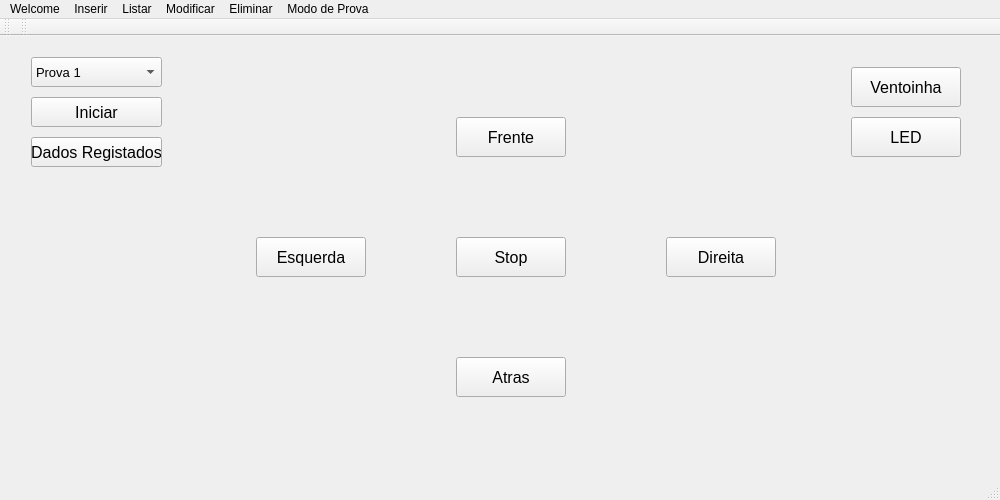
This is si/qt/gamelic_qt/mainwindow.ui in Wultyc/ISEP_1718_2A2S_LSIS1 as Qt 5 draws it before an edit. The edited form follows.
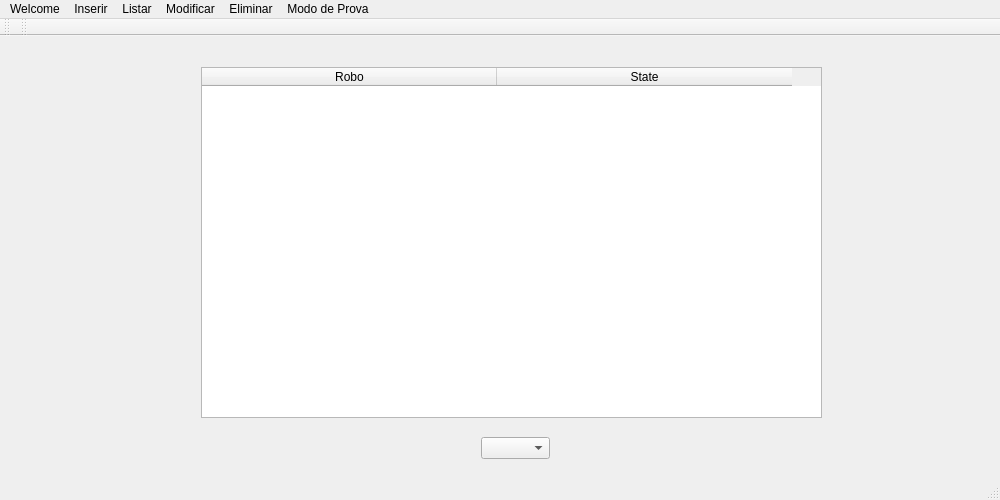
This is the edited form.

Commit message: Menu Prova

What changed in the file:
```diff
--- a/si/qt/gamelic_qt/mainwindow.ui
+++ b/si/qt/gamelic_qt/mainwindow.ui
@@ -18,7 +18,7 @@
     <item row="0" column="0">
      <widget class="QStackedWidget" name="stackedWidget">
       <property name="currentIndex">
-       <number>13</number>
+       <number>14</number>
       </property>
       <widget class="QWidget" name="main">
        <widget class="QLabel" name="label">
@@ -1908,23 +1908,40 @@
          <string>Iniciar</string>
         </property>
        </widget>
-       <widget class="QPushButton" name="DadosRegistados">
+      </widget>
+      <widget class="QWidget" name="DadosRegistados">
+       <widget class="QComboBox" name="ProvaStateComboBox">
         <property name="geometry">
          <rect>
-          <x>20</x>
-          <y>90</y>
-          <width>131</width>
-          <height>30</height>
+          <x>470</x>
+          <y>390</y>
+          <width>69</width>
+          <height>22</height>
          </rect>
         </property>
-        <property name="font">
-         <font>
-          <pointsize>12</pointsize>
-         </font>
+       </widget>
+       <widget class="QTableWidget" name="tabelaListarStates">
+        <property name="geometry">
+         <rect>
+          <x>190</x>
+          <y>20</y>
+          <width>621</width>
+          <height>351</height>
+         </rect>
         </property>
-        <property name="text">
-         <string>Dados Registados</string>
-        </property>
+        <attribute name="horizontalHeaderDefaultSectionSize">
+         <number>295</number>
+        </attribute>
+        <column>
+         <property name="text">
+          <string>Robo</string>
+         </property>
+        </column>
+        <column>
+         <property name="text">
+          <string>State</string>
+         </property>
+        </column>
        </widget>
       </widget>
      </widget>
```
Left out of the diff: 8 changed lines with no effect on the pictures. The commit also changes 2 other files.
